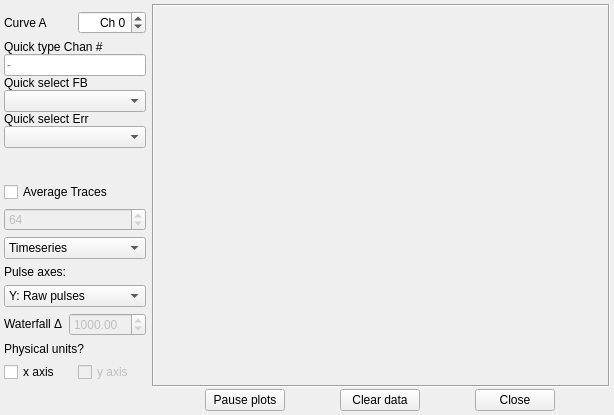
First picture: the form in microscope/ui/plotwindow.ui, repository usnistgov/microscope, before the edit.
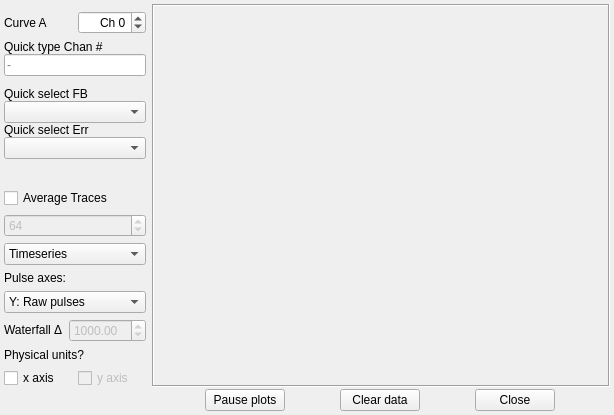
Second picture: the form after the edit.

Commit message: A bit more vertical space above Quick FB menu

What changed in the file:
```diff
--- a/microscope/ui/plotwindow.ui
+++ b/microscope/ui/plotwindow.ui
@@ -88,9 +88,18 @@
        </item>
        <item>
         <widget class="QLabel" name="quickFBLabel">
+         <property name="minimumSize">
+          <size>
+           <width>0</width>
+           <height>25</height>
+          </size>
+         </property>
          <property name="text">
           <string>Quick select FB</string>
          </property>
+         <property name="alignment">
+          <set>Qt::AlignBottom|Qt::AlignLeading|Qt::AlignLeft</set>
+         </property>
         </widget>
        </item>
        <item>
```
